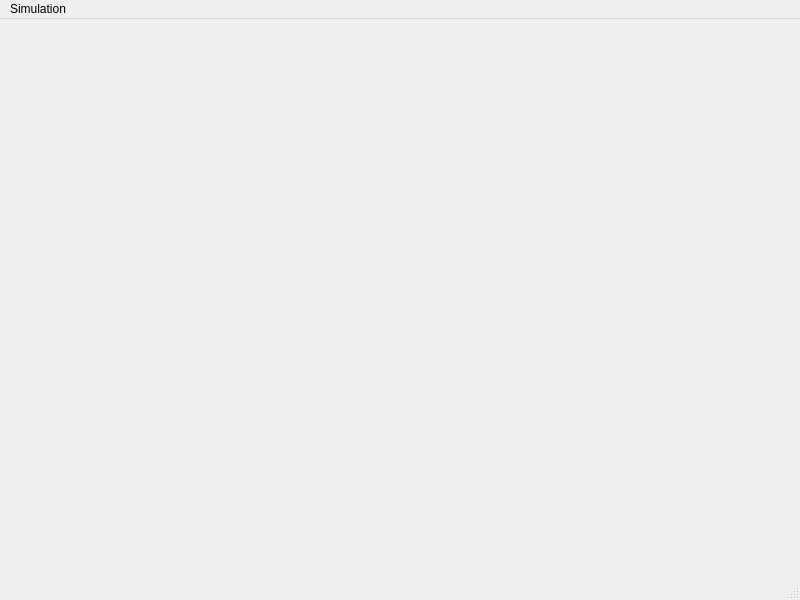
Before: the Qt Designer form agentes/mission_controller_giraff/src/mainUI.ui in robocomp/robocomp-giraff, drawn with Qt 5.
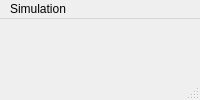
After: the same form once the commit is applied.

The edit to the form file:
```diff
--- a/agentes/mission_controller_giraff/src/mainUI.ui
+++ b/agentes/mission_controller_giraff/src/mainUI.ui
@@ -2,14 +2,6 @@
 <ui version="4.0">
  <class>guiDlg</class>
  <widget class="QMainWindow" name="guiDlg">
-  <property name="geometry">
-   <rect>
-    <x>0</x>
-    <y>0</y>
-    <width>800</width>
-    <height>600</height>
-   </rect>
-  </property>
   <property name="windowTitle">
    <string>controller_dsr</string>
   </property>
@@ -40,8 +32,8 @@
       <rect>
        <x>0</x>
        <y>0</y>
-       <width>780</width>
-       <height>25</height>
+     <width>850</width>
+     <height>22</height>
       </rect>
      </property>
      <widget class="QMenu" name="menuSimulation">
@@ -50,7 +42,6 @@
       </property>
       <addaction name="actionStart_Stop"/>
      </widget>
-     <addaction name="menuFile"/>
      <addaction name="menuSimulation"/>
     </widget>
     <widget class="QStatusBar" name="statusbar"/>
```
Lines whose indentation alone changed are shown as unchanged.
